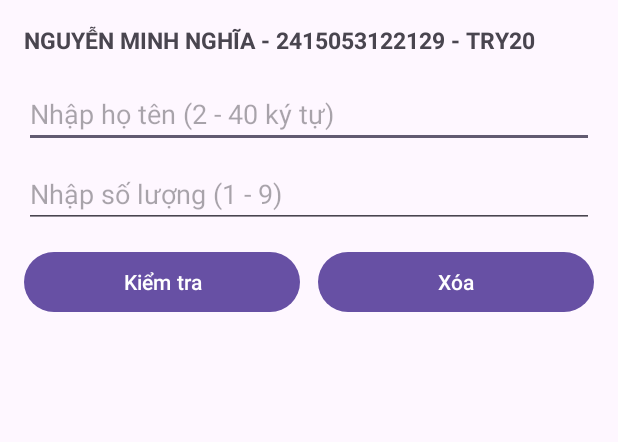
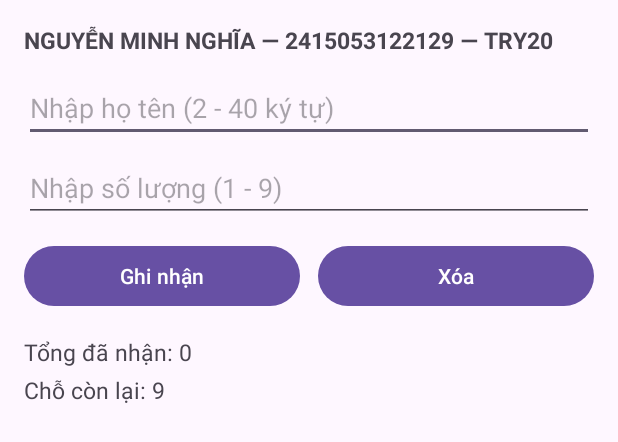
Before and after one commit to nghiangyn45/1LamQuen_2415053122129, an Android app: the layout activity_main.xml on its own in the app's theme, with its tools: preview values and no code run, on a phone screen of 412 x 824 dp. Shown: the top 442 px of the screen. Run offline under Robolectric (Android 15) with nearby library versions, the phone set to English and light mode, and no system bars.

Commit message:
Bo sung moc 1: Cap nhat giao diện XML cho phien ghi nhan suc chua 9

```diff
--- a/app/src/main/res/layout/activity_main.xml
+++ b/app/src/main/res/layout/activity_main.xml
@@ -9,10 +9,10 @@
         android:id="@+id/txtSinhVien"
         android:layout_width="match_parent"
         android:layout_height="wrap_content"
-        android:text="NGUYỄN MINH NGHĨA - 2415053122129 - TRY20"
+        android:text="NGUYỄN MINH NGHĨA — 2415053122129 — TRY20"
         android:textSize="15sp"
         android:textStyle="bold"
-        android:layout_marginBottom="16dp" />
+        android:layout_marginBottom="12dp" />
 
     <EditText
         android:id="@+id/edtTen"
@@ -34,15 +34,13 @@
         android:layout_height="wrap_content"
         android:layout_marginTop="12dp"
         android:orientation="horizontal">
-
         <Button
-            android:id="@+id/btnKiemTra"
+            android:id="@+id/btnGhiNhan"
             android:layout_width="0dp"
             android:layout_height="wrap_content"
             android:layout_marginEnd="6dp"
             android:layout_weight="1"
-            android:text="Kiểm tra" />
-
+            android:text="Ghi nhận" />
         <Button
             android:id="@+id/btnXoa"
             android:layout_width="0dp"
@@ -51,15 +49,27 @@
             android:layout_weight="1"
             android:text="Xóa" />
     </LinearLayout>
-
+    <TextView
+        android:id="@+id/txtTong"
+        android:layout_width="match_parent"
+        android:layout_height="wrap_content"
+        android:layout_marginTop="16dp"
+        android:text="Tổng đã nhận: 0"
+        android:textSize="15sp" />
+    <TextView
+        android:id="@+id/txtConLai"
+        android:layout_width="match_parent"
+        android:layout_height="wrap_content"
+        android:layout_marginTop="4dp"
+        android:text="Chỗ còn lại: 9"
+        android:textSize="15sp" />
     <TextView
         android:id="@+id/txtKetQua"
         android:layout_width="match_parent"
         android:layout_height="wrap_content"
-        android:layout_marginTop="20dp"
+        android:layout_marginTop="12dp"
         android:text=""
         android:textSize="16sp" />
-
     <TextView
         android:id="@+id/txtMaLuot"
         android:layout_width="match_parent"
```
